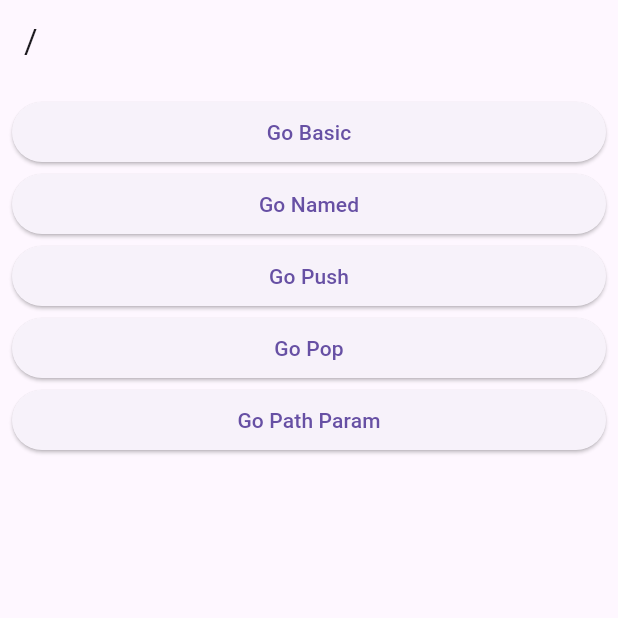
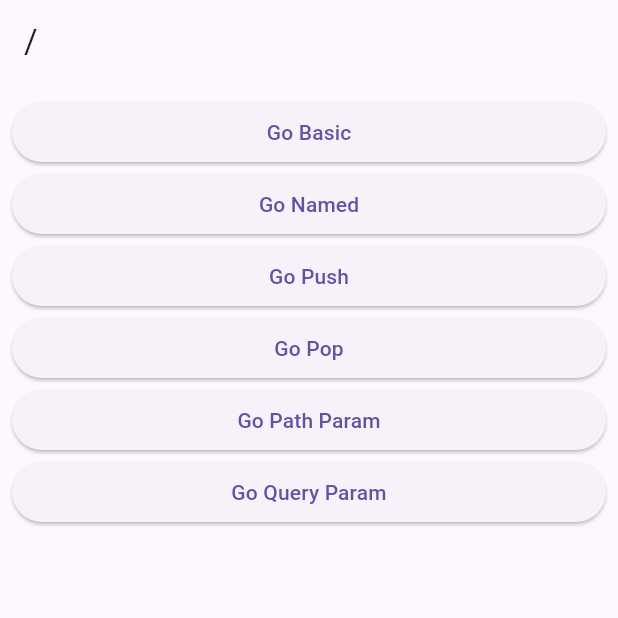
Before and after one commit to yeongwooCho/go-router-test, a Flutter app: the screen it shows after launch, on a phone screen of 412 x 824 dp, the top half of it. Run offline on Flutter 3.47's test engine with Material 3 defaults, Android fonts, the light colour scheme and no system bars; our stand-ins replace go_router.

Commit message:
[add] router query paramters 로 변수 전달 기능 추가

```diff
--- a/lib/route/route.dart
+++ b/lib/route/route.dart
@@ -5,6 +5,7 @@
 import 'package:go_router_theory/screens/4_pop_base_screen.dart';
 import 'package:go_router_theory/screens/5_pop_return_screen.dart';
 import 'package:go_router_theory/screens/6_path_param_screen.dart';
+import 'package:go_router_theory/screens/7_query_parameter.dart';
 import 'package:go_router_theory/screens/root_screen.dart';
 
 final router = GoRouter(
@@ -68,6 +69,12 @@
             )
           ],
         ),
+        GoRoute(
+          path: 'query_param',
+          builder: (context, state) {
+            return QueryParameterScreen();
+          },
+        ),
       ],
     ),
   ],
--- a/lib/screens/root_screen.dart
+++ b/lib/screens/root_screen.dart
@@ -40,6 +40,12 @@
             },
             child: const Text('Go Path Param'),
           ),
+          ElevatedButton(
+            onPressed: () {
+              context.go('/query_param');
+            },
+            child: const Text('Go Query Param'),
+          ),
         ],
       ),
     );
```
Also changed, not shown: lib/screens/7_query_parameter.dart (added, +34 -0 lines).
